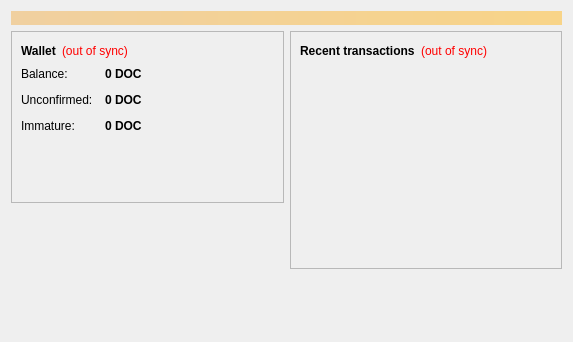
First picture: the form in src/qt/forms/overviewpage.ui, repository aaron-hanson/doctorcoin, before the edit.
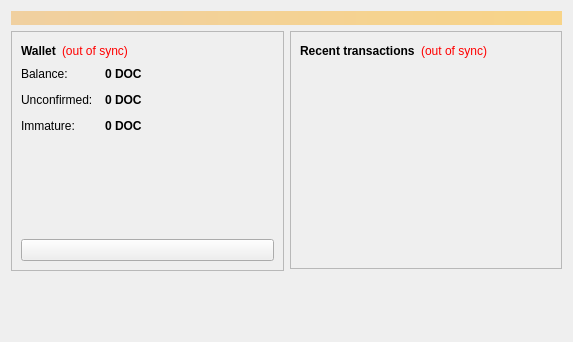
Second picture: the form after the edit.

Commit message: doctors without borders button on qt

The edit to the form file:
```diff
--- a/src/qt/forms/overviewpage.ui
+++ b/src/qt/forms/overviewpage.ui
@@ -206,6 +206,26 @@
 			</property>
 		   </widget>
 		  </item>
+		  <item>
+           <spacer name="logoSpacer2">
+            <property name="orientation">
+             <enum>Qt::Horizontal</enum>
+            </property>
+            <property name="sizeHint" stdset="0">
+             <size>
+              <width>20</width>
+              <height>40</height>
+             </size>
+            </property>
+           </spacer>
+          </item>
+		  <item>
+		   <widget class="QPushButton" name="msfLogo">
+            <property name="toolTip">
+             <string>Click to visit the Doctors Without Borders website.</string>
+            </property>
+		   </widget>
+		  </item>
          </layout>
         </widget>
        </item>
```
The commit also changes 4 other files.
